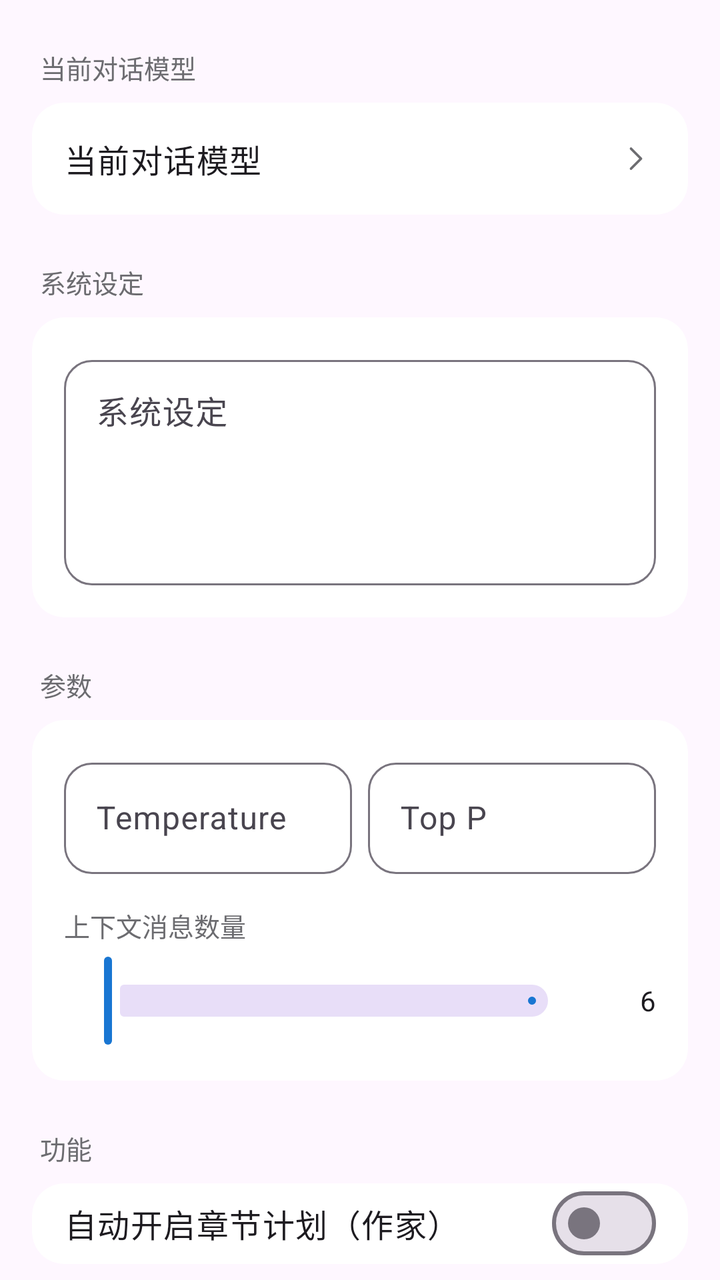
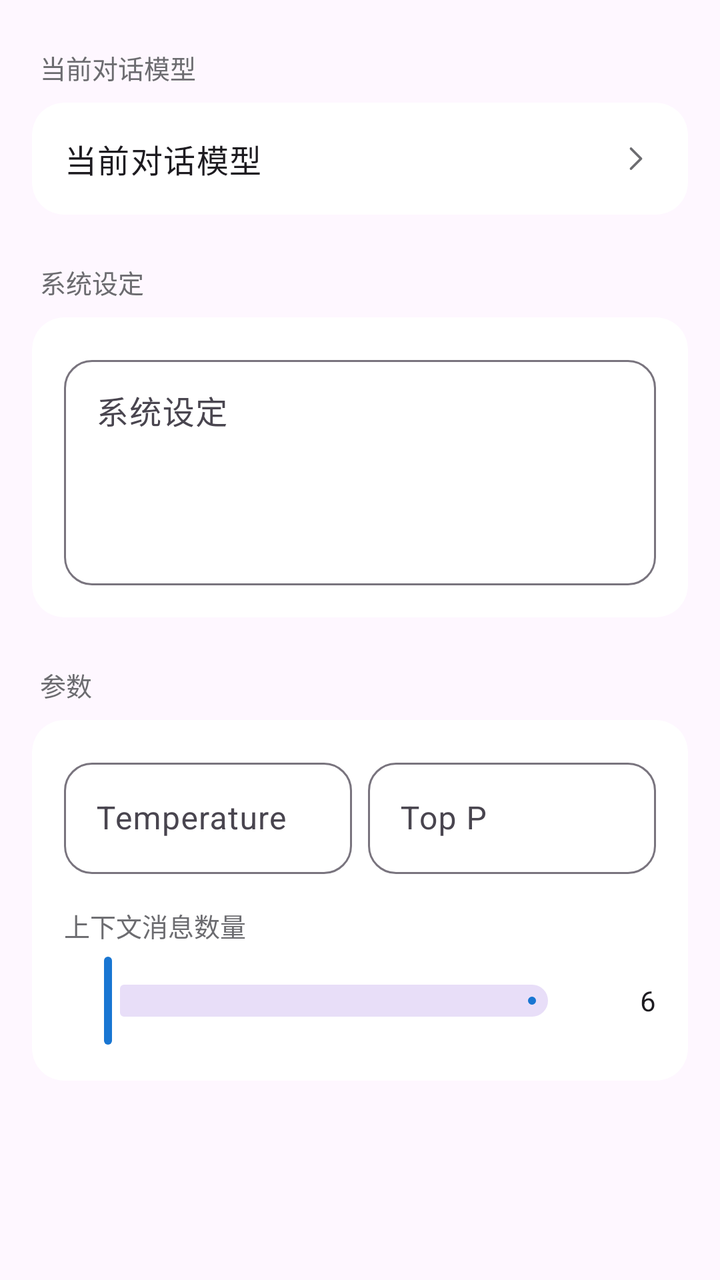

An Android layout rendered at two revisions. The XML below is the earlier revision; the diff shows what the commit changed to produce the second picture.
<!-- AndroidManifest.xml: application theme Theme.AIChat -->
<!-- res/layout/view_chat_settings_form.xml -->
<?xml version="1.0" encoding="utf-8"?>
<LinearLayout xmlns:android="http://schemas.android.com/apk/res/android"
    xmlns:app="http://schemas.android.com/apk/res-auto"
    android:id="@+id/chatSettingsRoot"
    android:layout_width="match_parent"
    android:layout_height="wrap_content"
    android:orientation="vertical">

    
    <TextView
        android:layout_width="match_parent"
        android:layout_height="wrap_content"
        android:text="@string/session_model"
        android:textSize="13sp"
        android:textColor="@color/ios_section_label"
        android:paddingStart="20dp"
        android:paddingEnd="20dp"
        android:paddingTop="24dp"
        android:paddingBottom="8dp" />

    <com.google.android.material.card.MaterialCardView
        android:layout_width="match_parent"
        android:layout_height="wrap_content"
        android:layout_marginStart="16dp"
        android:layout_marginEnd="16dp"
        app:cardElevation="0dp"
        app:cardBackgroundColor="@color/ios_cell_bg"
        app:cardCornerRadius="16dp"
        app:strokeWidth="0dp">

        <LinearLayout
            android:id="@+id/btnPickModel"
            android:layout_width="match_parent"
            android:layout_height="wrap_content"
            android:background="?attr/selectableItemBackground"
            android:clickable="true"
            android:focusable="true"
            android:minHeight="56dp"
            android:gravity="center_vertical"
            android:paddingStart="16dp"
            android:paddingEnd="16dp">
            <TextView
                android:layout_width="0dp"
                android:layout_weight="1"
                android:layout_height="wrap_content"
                android:text="@string/session_model"
                android:textAppearance="?attr/textAppearanceBodyLarge"
                android:textColor="?attr/colorOnSurface" />
            <TextView
                android:id="@+id/textModelValue"
                android:layout_width="wrap_content"
                android:layout_height="wrap_content"
                android:textSize="14sp"
                android:textColor="@color/ios_section_label"
                android:layout_marginEnd="6dp" />
            <ImageView
                android:layout_width="20dp"
                android:layout_height="20dp"
                android:src="@drawable/ic_chevron_right"
                app:tint="@color/ios_section_label" />
        </LinearLayout>
    </com.google.android.material.card.MaterialCardView>

    
    <TextView
        android:layout_width="match_parent"
        android:layout_height="wrap_content"
        android:text="@string/system_prompt"
        android:textSize="13sp"
        android:textColor="@color/ios_section_label"
        android:paddingStart="20dp"
        android:paddingEnd="20dp"
        android:paddingTop="24dp"
        android:paddingBottom="8dp" />

    <com.google.android.material.card.MaterialCardView
        android:layout_width="match_parent"
        android:layout_height="wrap_content"
        android:layout_marginStart="16dp"
        android:layout_marginEnd="16dp"
        app:cardElevation="0dp"
        app:cardBackgroundColor="@color/ios_cell_bg"
        app:cardCornerRadius="16dp"
        app:strokeWidth="0dp">

        <com.google.android.material.textfield.TextInputLayout
            android:id="@+id/layoutSystemPrompt"
            android:layout_width="match_parent"
            android:layout_height="wrap_content"
            android:hint="@string/system_prompt"
            style="@style/Widget.AIChat.TextInputLayout"
            android:layout_margin="16dp">
            <com.google.android.material.textfield.TextInputEditText
                android:id="@+id/editSystemPrompt"
                android:layout_width="match_parent"
                android:layout_height="wrap_content"
                android:gravity="top|start"
                android:inputType="textMultiLine"
                android:maxLines="12"
                android:minLines="4"
                android:scrollbars="vertical" />
        </com.google.android.material.textfield.TextInputLayout>
    </com.google.android.material.card.MaterialCardView>

    
    <TextView
        android:layout_width="match_parent"
        android:layout_height="wrap_content"
        android:text="参数"
        android:textSize="13sp"
        android:textColor="@color/ios_section_label"
        android:paddingStart="20dp"
        android:paddingEnd="20dp"
        android:paddingTop="24dp"
        android:paddingBottom="8dp" />

    <com.google.android.material.card.MaterialCardView
        android:layout_width="match_parent"
        android:layout_height="wrap_content"
        android:layout_marginStart="16dp"
        android:layout_marginEnd="16dp"
        app:cardElevation="0dp"
        app:cardBackgroundColor="@color/ios_cell_bg"
        app:cardCornerRadius="16dp"
        app:strokeWidth="0dp">

        <LinearLayout
            android:layout_width="match_parent"
            android:layout_height="wrap_content"
            android:orientation="vertical"
            android:padding="16dp">

            <LinearLayout
                android:layout_width="match_parent"
                android:layout_height="wrap_content"
                android:orientation="horizontal">
                <com.google.android.material.textfield.TextInputLayout
                    android:layout_width="0dp"
                    android:layout_weight="1"
                    android:layout_height="wrap_content"
                    android:hint="@string/temperature"
                    style="@style/Widget.AIChat.TextInputLayout">
                    <com.google.android.material.textfield.TextInputEditText
                        android:id="@+id/editTemperature"
                        android:layout_width="match_parent"
                        android:layout_height="wrap_content"
                        android:inputType="numberDecimal" />
                </com.google.android.material.textfield.TextInputLayout>
                <com.google.android.material.textfield.TextInputLayout
                    android:layout_width="0dp"
                    android:layout_weight="1"
                    android:layout_height="wrap_content"
                    android:layout_marginStart="8dp"
                    android:hint="@string/top_p"
                    style="@style/Widget.AIChat.TextInputLayout">
                    <com.google.android.material.textfield.TextInputEditText
                        android:id="@+id/editTopP"
                        android:layout_width="match_parent"
                        android:layout_height="wrap_content"
                        android:inputType="numberDecimal" />
                </com.google.android.material.textfield.TextInputLayout>
            </LinearLayout>

            <TextView
                android:layout_width="match_parent"
                android:layout_height="wrap_content"
                android:layout_marginTop="16dp"
                android:text="@string/context_message_count"
                android:textSize="13sp"
                android:textColor="@color/ios_section_label" />

            <LinearLayout
                android:layout_width="match_parent"
                android:layout_height="wrap_content"
                android:layout_marginTop="4dp"
                android:gravity="center_vertical"
                android:orientation="horizontal">
                <com.google.android.material.slider.Slider
                    android:id="@+id/sliderContextCount"
                    android:layout_width="0dp"
                    android:layout_height="wrap_content"
                    android:layout_weight="1"
                    android:valueFrom="0"
                    android:valueTo="100" />
                <TextView
                    android:id="@+id/textContextCountValue"
                    android:layout_width="40dp"
                    android:layout_height="wrap_content"
                    android:gravity="end"
                    android:text="6"
                    android:textAppearance="?attr/textAppearanceBodyMedium" />
            </LinearLayout>
        </LinearLayout>
    </com.google.android.material.card.MaterialCardView>

    
    <TextView
        android:layout_width="match_parent"
        android:layout_height="wrap_content"
        android:text="功能"
        android:textSize="13sp"
        android:textColor="@color/ios_section_label"
        android:paddingStart="20dp"
        android:paddingEnd="20dp"
        android:paddingTop="24dp"
        android:paddingBottom="8dp" />

    <com.google.android.material.card.MaterialCardView
        android:layout_width="match_parent"
        android:layout_height="wrap_content"
        android:layout_marginStart="16dp"
        android:layout_marginEnd="16dp"
        android:layout_marginBottom="8dp"
        app:cardElevation="0dp"
        app:cardBackgroundColor="@color/ios_cell_bg"
        app:cardCornerRadius="16dp"
        app:strokeWidth="0dp">

        <LinearLayout
            android:layout_width="match_parent"
            android:layout_height="wrap_content"
            android:orientation="vertical"
            android:paddingStart="16dp"
            android:paddingEnd="16dp"
            android:paddingTop="4dp"
            android:paddingBottom="4dp">

            <LinearLayout
                android:layout_width="match_parent"
                android:layout_height="wrap_content"
                android:orientation="horizontal"
                android:gravity="center_vertical"
                android:minHeight="52dp">
                <TextView
                    android:layout_width="0dp"
                    android:layout_weight="1"
                    android:layout_height="wrap_content"
                    android:text="@string/auto_chapter_plan"
                    android:textAppearance="?attr/textAppearanceBodyLarge"
                    android:textColor="?attr/colorOnSurface" />
                <com.google.android.material.materialswitch.MaterialSwitch
                    android:id="@+id/switchAutoChapterPlan"
                    android:layout_width="wrap_content"
                    android:layout_height="wrap_content" />
            </LinearLayout>

        </LinearLayout>
    </com.google.android.material.card.MaterialCardView>

</LinearLayout>
<!-- resources referenced by this layout -->
<resources>
  <color name="ios_cell_bg">#FFFFFF</color>
  <color name="ios_section_label">#6C6C70</color>
  <!-- drawable ic_chevron_right (drawable) -->
  <?xml version="1.0" encoding="utf-8"?>
  <vector xmlns:android="http://schemas.android.com/apk/res/android"
      android:width="24dp"
      android:height="24dp"
      android:viewportWidth="24"
      android:viewportHeight="24">
      <path
          android:fillColor="@android:color/transparent"
          android:pathData="M9,6L15,12L9,18"
          android:strokeColor="#FF000000"
          android:strokeLineCap="round"
          android:strokeLineJoin="round"
          android:strokeWidth="1.5" />
  </vector>
  <string name="auto_chapter_plan">自动开启章节计划（作家）</string>
  <string name="context_message_count">上下文消息数量</string>
  <string name="session_model">当前对话模型</string>
  <string name="system_prompt">系统设定</string>
  <string name="temperature">Temperature</string>
  <string name="top_p">Top P</string>
  <style name="Widget.AIChat.TextInputLayout" parent="Widget.Material3.TextInputLayout.OutlinedBox">
          <item name="boxCornerRadiusTopStart">14dp</item>
          <item name="boxCornerRadiusTopEnd">14dp</item>
          <item name="boxCornerRadiusBottomStart">14dp</item>
          <item name="boxCornerRadiusBottomEnd">14dp</item>
          <item name="boxStrokeWidth">1dp</item>
          <item name="boxStrokeWidthFocused">2dp</item>
      </style>
  <style name="Theme.AIChat" parent="Theme.Material3.DayNight.NoActionBar">
          <item name="colorPrimary">@color/primary</item>
          <item name="colorPrimaryContainer">?attr/colorPrimaryLight</item>
          <item name="colorOnPrimary">@color/on_primary</item>
          <item name="colorSurface">@color/surface</item>
          <item name="colorPrimarySubtle">@color/primary_blue_subtle</item>
          <item name="colorPrimaryLight">@color/primary_blue_light</item>
          <item name="colorPrimaryDeep">@color/primary_blue_deep</item>
          <item name="materialAlertDialogTheme">@style/ThemeOverlay.AIChat.MaterialAlertDialog</item>
          <item name="alertDialogTheme">@style/ThemeOverlay.AIChat.MaterialAlertDialog</item>
      </style>
  <color name="primary">#1976D2</color>
  <color name="on_primary">#FFFFFF</color>
  <color name="surface">#FFFFFF</color>
  <color name="primary_blue_subtle">#F5FAFF</color>
  <color name="primary_blue_light">#E3F2FD</color>
  <color name="primary_blue_deep">#0D47A1</color>
  <style name="ThemeOverlay.AIChat.MaterialAlertDialog" parent="ThemeOverlay.Material3.MaterialAlertDialog">
          <item name="backgroundTint">@android:color/transparent</item>
          <item name="android:windowBackground">@drawable/bg_material_alert_dialog</item>
          <item name="colorSurface">@color/dialog_surface_bg</item>
          <item name="elevationOverlayEnabled">false</item>
          <item name="shapeAppearanceOverlay">@style/ShapeAppearance.AIChat.Dialog</item>
      </style>
  <color name="dialog_surface_bg">#FFFDFEFF</color>
  <style name="ShapeAppearance.AIChat.Dialog" parent="">
          <item name="cornerFamily">rounded</item>
          <item name="cornerSize">28dp</item>
      </style>
  <color name="glass_surface">#CCF2F2F7</color>
  <dimen name="dialog_glass_highlight_fade">120dp</dimen>
  <color name="glass_highlight_top">#30FFFFFF</color>
  <dimen name="dialog_glass_shadow_fade">160dp</dimen>
  <color name="glass_shadow_bottom">#10000000</color>
  <color name="glass_stroke">#40FFFFFF</color>
  <!-- unchanged entries left out for length: 1 -->
</resources>

<!-- the commit's change to res/layout/view_chat_settings_form.xml (unified diff, before → after) -->
@@ -193,58 +193,5 @@
         </LinearLayout>
     </com.google.android.material.card.MaterialCardView>
 
-    
-    <TextView
-        android:layout_width="match_parent"
-        android:layout_height="wrap_content"
-        android:text="功能"
-        android:textSize="13sp"
-        android:textColor="@color/ios_section_label"
-        android:paddingStart="20dp"
-        android:paddingEnd="20dp"
-        android:paddingTop="24dp"
-        android:paddingBottom="8dp" />
-
-    <com.google.android.material.card.MaterialCardView
-        android:layout_width="match_parent"
-        android:layout_height="wrap_content"
-        android:layout_marginStart="16dp"
-        android:layout_marginEnd="16dp"
-        android:layout_marginBottom="8dp"
-        app:cardElevation="0dp"
-        app:cardBackgroundColor="@color/ios_cell_bg"
-        app:cardCornerRadius="16dp"
-        app:strokeWidth="0dp">
-
-        <LinearLayout
-            android:layout_width="match_parent"
-            android:layout_height="wrap_content"
-            android:orientation="vertical"
-            android:paddingStart="16dp"
-            android:paddingEnd="16dp"
-            android:paddingTop="4dp"
-            android:paddingBottom="4dp">
-
-            <LinearLayout
-                android:layout_width="match_parent"
-                android:layout_height="wrap_content"
-                android:orientation="horizontal"
-                android:gravity="center_vertical"
-                android:minHeight="52dp">
-                <TextView
-                    android:layout_width="0dp"
-                    android:layout_weight="1"
-                    android:layout_height="wrap_content"
-                    android:text="@string/auto_chapter_plan"
-                    android:textAppearance="?attr/textAppearanceBodyLarge"
-                    android:textColor="?attr/colorOnSurface" />
-                <com.google.android.material.materialswitch.MaterialSwitch
-                    android:id="@+id/switchAutoChapterPlan"
-                    android:layout_width="wrap_content"
-                    android:layout_height="wrap_content" />
-            </LinearLayout>
-
-        </LinearLayout>
-    </com.google.android.material.card.MaterialCardView>
 
 </LinearLayout>
<!-- resource entries referenced after the edit -->
@@ -17,7 +17,6 @@
           android:strokeLineJoin="round"
           android:strokeWidth="1.5" />
   </vector>
-  <string name="auto_chapter_plan">自动开启章节计划（作家）</string>
   <string name="context_message_count">上下文消息数量</string>
   <string name="session_model">当前对话模型</string>
   <string name="system_prompt">系统设定</string>
